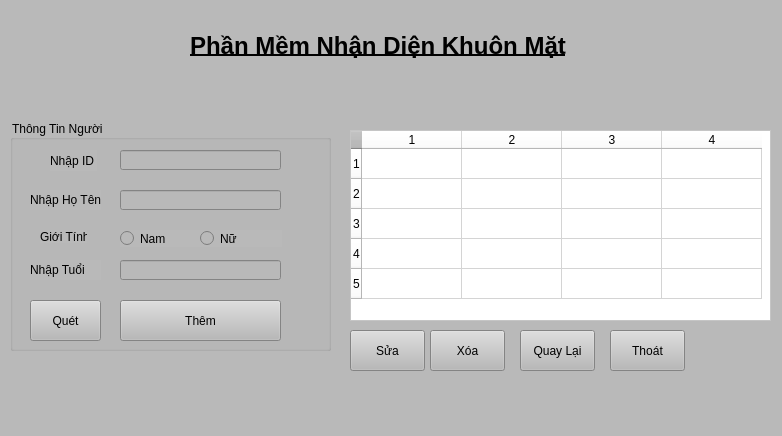
The window that face1/GU.ui (huy090603huy123/nhandienkhuonmat) describes before a commit, drawn with Qt 5.
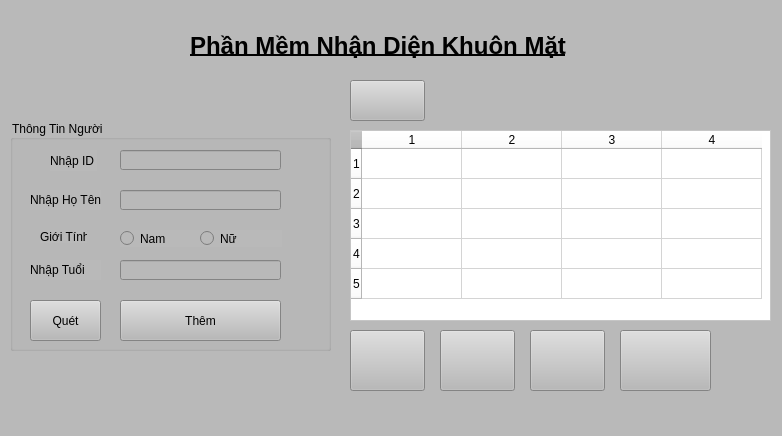
The same window after the commit. Icons and pictures are not drawn.

```diff
--- a/face1/GU.ui
+++ b/face1/GU.ui
@@ -219,50 +219,78 @@
       <x>350</x>
       <y>330</y>
       <width>75</width>
-      <height>41</height>
+      <height>61</height>
      </rect>
     </property>
+    <property name="styleSheet">
+     <string notr="true">image: url(:/TestGU/edit-159218_1280.png);</string>
+    </property>
     <property name="text">
-     <string>Sửa</string>
+     <string/>
     </property>
    </widget>
    <widget class="QPushButton" name="xoa">
     <property name="geometry">
      <rect>
-      <x>430</x>
+      <x>440</x>
       <y>330</y>
       <width>75</width>
-      <height>41</height>
+      <height>61</height>
      </rect>
     </property>
+    <property name="styleSheet">
+     <string notr="true">image: url(:/TestGU/tải xuống (1).png);</string>
+    </property>
     <property name="text">
-     <string>Xóa</string>
+     <string/>
     </property>
    </widget>
    <widget class="QPushButton" name="Back">
     <property name="geometry">
      <rect>
-      <x>520</x>
+      <x>530</x>
       <y>330</y>
       <width>75</width>
-      <height>41</height>
+      <height>61</height>
      </rect>
     </property>
+    <property name="styleSheet">
+     <string notr="true">image: url(:/TestGU/kisspng-computer-icons-computer-software-information-jenza-button-back-5b34f2f9a332c4.1314139515301967296685.png);</string>
+    </property>
     <property name="text">
-     <string>Quay Lại</string>
+     <string/>
     </property>
    </widget>
    <widget class="QPushButton" name="pushButton_2">
     <property name="geometry">
      <rect>
-      <x>610</x>
+      <x>620</x>
       <y>330</y>
+      <width>91</width>
+      <height>61</height>
+     </rect>
+    </property>
+    <property name="styleSheet">
+     <string notr="true">image: url(:/TestGU/pngtree-original-design-emergency-exit-sign-green-png-image_4401969.png);</string>
+    </property>
+    <property name="text">
+     <string/>
+    </property>
+   </widget>
+   <widget class="QPushButton" name="load1">
+    <property name="geometry">
+     <rect>
+      <x>350</x>
+      <y>80</y>
       <width>75</width>
       <height>41</height>
      </rect>
     </property>
+    <property name="styleSheet">
+     <string notr="true">image: url(:/TestGU/reset-icon-614x460.png);</string>
+    </property>
     <property name="text">
-     <string>Thoát</string>
+     <string/>
     </property>
    </widget>
   </widget>
```
Left out of the diff: 7 changed lines with no effect on the pictures.
